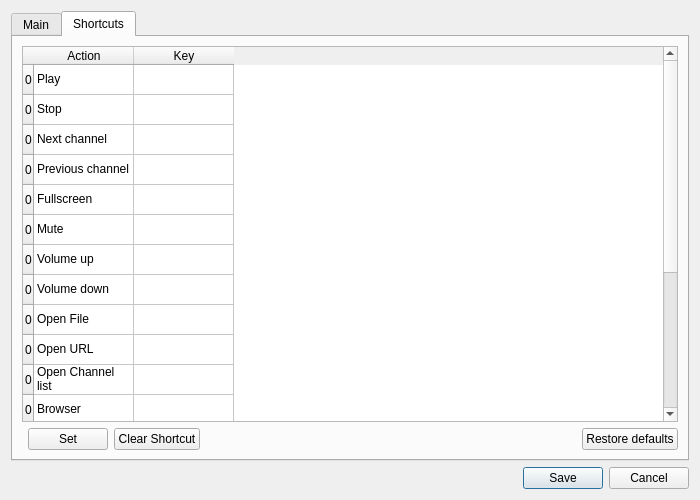
Qt form ui/EditSettings.ui (ntadej/tano) before a commit.
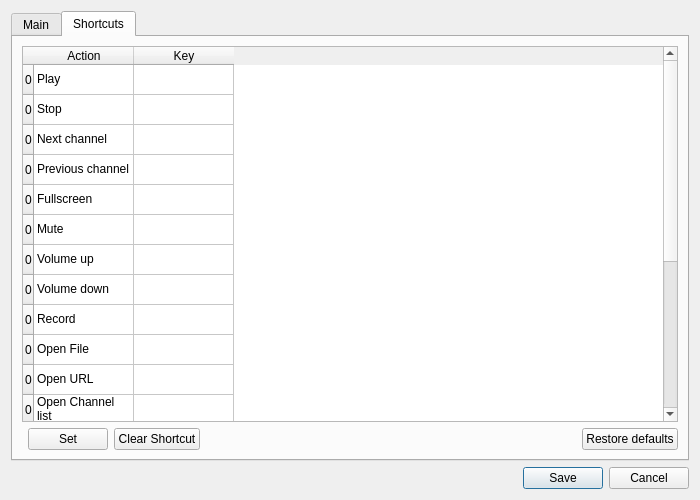
The same form after that commit. The open tabs and pages were chosen to show the change. Icons and pictures are not drawn. Custom widgets are drawn as their Qt base class.

Commit message: Browser, Edit Playlist UI changes, Browser, EPG updates

```diff
--- a/ui/EditSettings.ui
+++ b/ui/EditSettings.ui
@@ -308,6 +308,11 @@
            <string>0</string>
           </property>
          </row>
+         <row>
+          <property name="text" >
+           <string>0</string>
+          </property>
+         </row>
          <column>
           <property name="text" >
            <string>Action</string>
@@ -325,7 +330,7 @@
          </item>
          <item row="0" column="1" >
           <property name="text" >
-           <string/>
+           <string> </string>
           </property>
          </item>
          <item row="1" column="0" >
@@ -335,7 +340,7 @@
          </item>
          <item row="1" column="1" >
           <property name="text" >
-           <string/>
+           <string> </string>
           </property>
          </item>
          <item row="2" column="0" >
@@ -345,7 +350,7 @@
          </item>
          <item row="2" column="1" >
           <property name="text" >
-           <string/>
+           <string> </string>
           </property>
          </item>
          <item row="3" column="0" >
@@ -355,7 +360,7 @@
          </item>
          <item row="3" column="1" >
           <property name="text" >
-           <string/>
+           <string> </string>
           </property>
          </item>
          <item row="4" column="0" >
@@ -365,7 +370,7 @@
          </item>
          <item row="4" column="1" >
           <property name="text" >
-           <string/>
+           <string> </string>
           </property>
          </item>
          <item row="5" column="0" >
@@ -375,7 +380,7 @@
          </item>
          <item row="5" column="1" >
           <property name="text" >
-           <string/>
+           <string> </string>
           </property>
          </item>
          <item row="6" column="0" >
@@ -385,7 +390,7 @@
          </item>
          <item row="6" column="1" >
           <property name="text" >
-           <string/>
+           <string> </string>
           </property>
          </item>
          <item row="7" column="0" >
@@ -395,107 +400,117 @@
          </item>
          <item row="7" column="1" >
           <property name="text" >
-           <string/>
+           <string> </string>
           </property>
          </item>
          <item row="8" column="0" >
           <property name="text" >
-           <string>Open File</string>
+           <string>Record</string>
           </property>
          </item>
          <item row="8" column="1" >
           <property name="text" >
-           <string/>
+           <string> </string>
           </property>
          </item>
          <item row="9" column="0" >
           <property name="text" >
-           <string>Open URL</string>
+           <string>Open File</string>
           </property>
          </item>
          <item row="9" column="1" >
           <property name="text" >
-           <string/>
+           <string> </string>
           </property>
          </item>
          <item row="10" column="0" >
           <property name="text" >
-           <string>Open Channel list</string>
+           <string>Open URL</string>
           </property>
          </item>
          <item row="10" column="1" >
           <property name="text" >
-           <string/>
+           <string> </string>
           </property>
          </item>
          <item row="11" column="0" >
           <property name="text" >
-           <string>Browser</string>
+           <string>Open Channel list</string>
           </property>
          </item>
          <item row="11" column="1" >
           <property name="text" >
-           <string/>
+           <string> </string>
           </property>
          </item>
          <item row="12" column="0" >
           <property name="text" >
-           <string>Edit Channel list</string>
+           <string>Browser</string>
           </property>
          </item>
          <item row="12" column="1" >
           <property name="text" >
-           <string/>
+           <string> </string>
           </property>
          </item>
          <item row="13" column="0" >
           <property name="text" >
-           <string>Settings</string>
+           <string>Edit Channel list</string>
           </property>
          </item>
          <item row="13" column="1" >
           <property name="text" >
-           <string/>
+           <string> </string>
           </property>
          </item>
          <item row="14" column="0" >
           <property name="text" >
-           <string>Always on top</string>
+           <string>Settings</string>
           </property>
          </item>
          <item row="14" column="1" >
           <property name="text" >
-           <string/>
+           <string> </string>
           </property>
          </item>
          <item row="15" column="0" >
           <property name="text" >
-           <string>Simple Mode</string>
+           <string>Always on top</string>
           </property>
          </item>
          <item row="15" column="1" >
           <property name="text" >
-           <string/>
+           <string> </string>
           </property>
          </item>
          <item row="16" column="0" >
           <property name="text" >
-           <string>Help</string>
+           <string>Simple Mode</string>
           </property>
          </item>
          <item row="16" column="1" >
           <property name="text" >
-           <string/>
+           <string> </string>
           </property>
          </item>
          <item row="17" column="0" >
           <property name="text" >
-           <string>About</string>
+           <string>Help</string>
           </property>
          </item>
          <item row="17" column="1" >
           <property name="text" >
-           <string/>
+           <string> </string>
+          </property>
+         </item>
+         <item row="18" column="0" >
+          <property name="text" >
+           <string>About</string>
+          </property>
+         </item>
+         <item row="18" column="1" >
+          <property name="text" >
+           <string> </string>
           </property>
          </item>
         </widget>
```
The commit also changes 14 other files.
